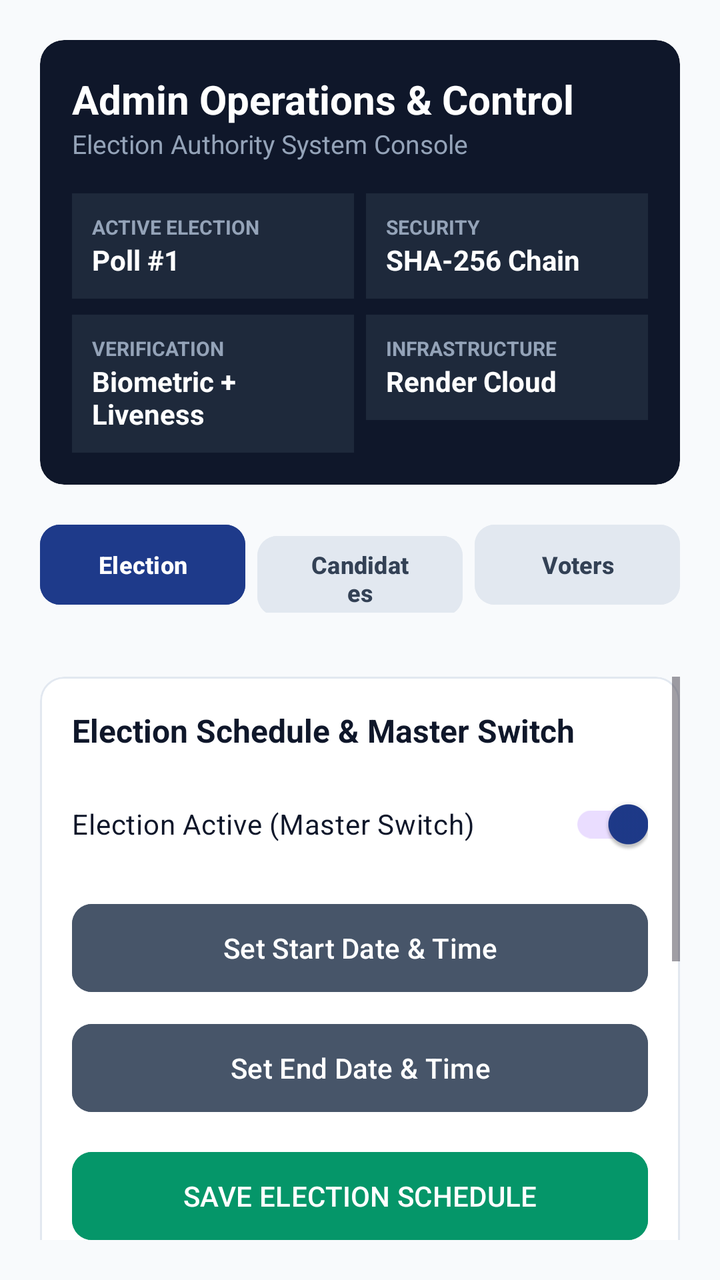
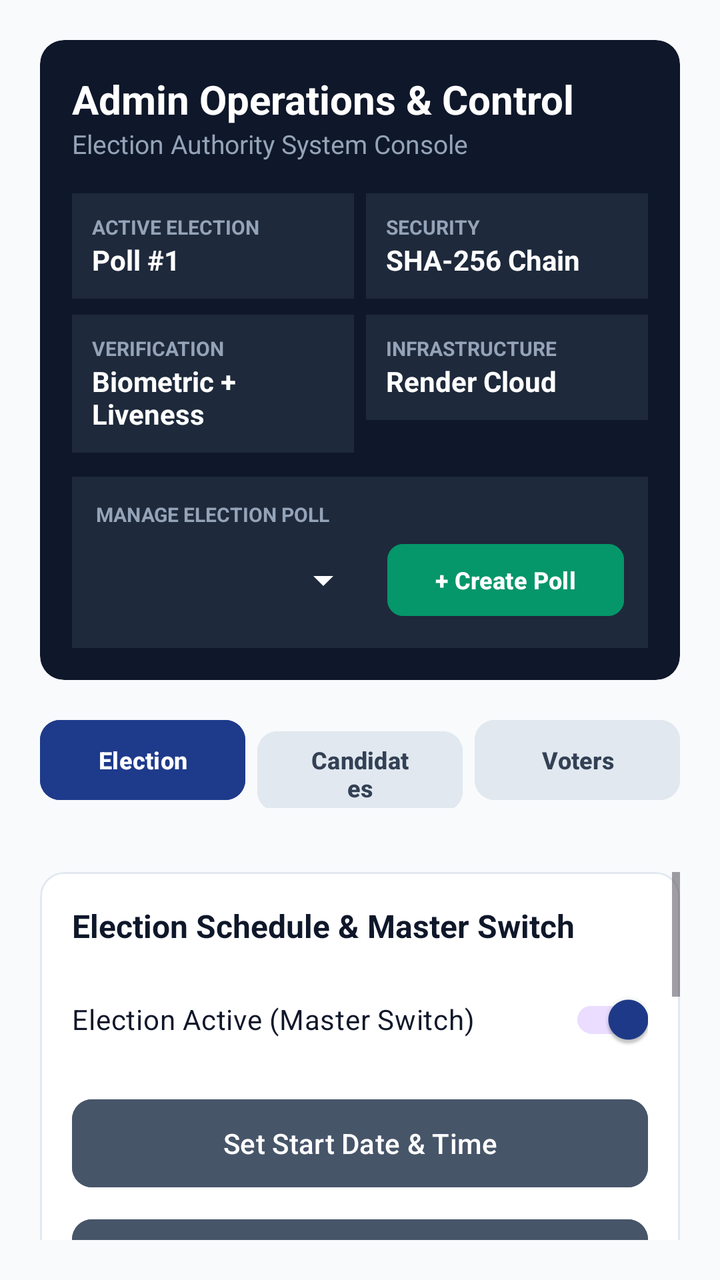

An Android layout rendered at two revisions. The XML below is the earlier revision; the diff shows what the commit changed to produce the second picture.
<!-- AndroidManifest.xml: application theme Theme.SecureVotingApp -->
<!-- res/layout/activity_admin_dashboard.xml -->
<?xml version="1.0" encoding="utf-8"?>
<LinearLayout xmlns:android="http://schemas.android.com/apk/res/android"
    xmlns:app="http://schemas.android.com/apk/res-auto"
    android:layout_width="match_parent"
    android:layout_height="match_parent"
    android:orientation="vertical"
    android:fitsSystemWindows="true"
    android:background="@color/bg_slate"
    android:padding="20dp">

    
    <com.google.android.material.card.MaterialCardView
        android:layout_width="match_parent"
        android:layout_height="wrap_content"
        android:layout_marginBottom="16dp"
        app:cardBackgroundColor="@color/admin_header"
        app:cardCornerRadius="12dp"
        app:cardElevation="0dp"
        app:strokeWidth="0dp">

        <LinearLayout
            android:layout_width="match_parent"
            android:layout_height="wrap_content"
            android:orientation="vertical"
            android:padding="16dp">

            <TextView
                android:layout_width="match_parent"
                android:layout_height="wrap_content"
                android:text="Admin Operations &amp; Control"
                android:textColor="@color/white"
                android:textSize="20sp"
                android:textStyle="bold"/>

            <TextView
                android:layout_width="match_parent"
                android:layout_height="wrap_content"
                android:text="Election Authority System Console"
                android:textColor="#94A3B8"
                android:textSize="13sp"
                android:layout_marginBottom="16dp"/>

            
            <LinearLayout
                android:layout_width="match_parent"
                android:layout_height="wrap_content"
                android:orientation="vertical">

                <LinearLayout
                    android:layout_width="match_parent"
                    android:layout_height="wrap_content"
                    android:orientation="horizontal"
                    android:layout_marginBottom="8dp">

                    <LinearLayout
                        android:layout_width="0dp"
                        android:layout_height="wrap_content"
                        android:layout_weight="1"
                        android:orientation="vertical"
                        android:background="#1E293B"
                        android:padding="10dp"
                        android:layout_marginEnd="6dp">

                        <TextView
                            android:layout_width="wrap_content"
                            android:layout_height="wrap_content"
                            android:text="ACTIVE ELECTION"
                            android:textColor="#94A3B8"
                            android:textSize="10sp"
                            android:textStyle="bold" />

                        <TextView
                            android:layout_width="wrap_content"
                            android:layout_height="wrap_content"
                            android:text="Poll #1"
                            android:textColor="@color/white"
                            android:textSize="14sp"
                            android:textStyle="bold" />
                    </LinearLayout>

                    <LinearLayout
                        android:layout_width="0dp"
                        android:layout_height="wrap_content"
                        android:layout_weight="1"
                        android:orientation="vertical"
                        android:background="#1E293B"
                        android:padding="10dp">

                        <TextView
                            android:layout_width="wrap_content"
                            android:layout_height="wrap_content"
                            android:text="SECURITY"
                            android:textColor="#94A3B8"
                            android:textSize="10sp"
                            android:textStyle="bold" />

                        <TextView
                            android:layout_width="wrap_content"
                            android:layout_height="wrap_content"
                            android:text="SHA-256 Chain"
                            android:textColor="@color/white"
                            android:textSize="14sp"
                            android:textStyle="bold" />
                    </LinearLayout>
                </LinearLayout>

                <LinearLayout
                    android:layout_width="match_parent"
                    android:layout_height="wrap_content"
                    android:orientation="horizontal">

                    <LinearLayout
                        android:layout_width="0dp"
                        android:layout_height="wrap_content"
                        android:layout_weight="1"
                        android:orientation="vertical"
                        android:background="#1E293B"
                        android:padding="10dp"
                        android:layout_marginEnd="6dp">

                        <TextView
                            android:layout_width="wrap_content"
                            android:layout_height="wrap_content"
                            android:text="VERIFICATION"
                            android:textColor="#94A3B8"
                            android:textSize="10sp"
                            android:textStyle="bold" />

                        <TextView
                            android:layout_width="wrap_content"
                            android:layout_height="wrap_content"
                            android:text="Biometric + Liveness"
                            android:textColor="@color/white"
                            android:textSize="14sp"
                            android:textStyle="bold" />
                    </LinearLayout>

                    <LinearLayout
                        android:layout_width="0dp"
                        android:layout_height="wrap_content"
                        android:layout_weight="1"
                        android:orientation="vertical"
                        android:background="#1E293B"
                        android:padding="10dp">

                        <TextView
                            android:layout_width="wrap_content"
                            android:layout_height="wrap_content"
                            android:text="INFRASTRUCTURE"
                            android:textColor="#94A3B8"
                            android:textSize="10sp"
                            android:textStyle="bold" />

                        <TextView
                            android:layout_width="wrap_content"
                            android:layout_height="wrap_content"
                            android:text="Render Cloud"
                            android:textColor="@color/white"
                            android:textSize="14sp"
                            android:textStyle="bold" />
                    </LinearLayout>
                </LinearLayout>
            </LinearLayout>

        </LinearLayout>
    </com.google.android.material.card.MaterialCardView>

    
    <LinearLayout
        android:layout_width="match_parent"
        android:layout_height="wrap_content"
        android:orientation="horizontal"
        android:layout_marginBottom="16dp">

        <com.google.android.material.button.MaterialButton
            android:id="@+id/tabElectionBtn"
            android:layout_width="0dp"
            android:layout_height="48dp"
            android:layout_weight="1"
            android:text="Election"
            android:textSize="12sp"
            android:textStyle="bold"
            android:backgroundTint="#1E3A8A"
            android:textColor="#FFFFFF"
            android:layout_marginEnd="6dp"
            app:cornerRadius="10dp"/>

        <com.google.android.material.button.MaterialButton
            android:id="@+id/tabCandidatesBtn"
            android:layout_width="0dp"
            android:layout_height="48dp"
            android:layout_weight="1"
            android:text="Candidates"
            android:textSize="12sp"
            android:textStyle="bold"
            android:backgroundTint="#E2E8F0"
            android:textColor="#334155"
            android:layout_marginEnd="6dp"
            app:cornerRadius="10dp"/>

        <com.google.android.material.button.MaterialButton
            android:id="@+id/tabVotersBtn"
            android:layout_width="0dp"
            android:layout_height="48dp"
            android:layout_weight="1"
            android:text="Voters"
            android:textSize="12sp"
            android:textStyle="bold"
            android:backgroundTint="#E2E8F0"
            android:textColor="#334155"
            app:cornerRadius="10dp"/>
    </LinearLayout>

    <ScrollView
        android:layout_width="match_parent"
        android:layout_height="0dp"
        android:layout_weight="1"
        android:fillViewport="true"
        android:paddingTop="16dp"
        android:clipToPadding="false">

        <LinearLayout
            android:layout_width="match_parent"
            android:layout_height="wrap_content"
            android:orientation="vertical">

            
            <com.google.android.material.card.MaterialCardView
                android:id="@+id/sectionElection"
                android:layout_width="match_parent"
                android:layout_height="wrap_content"
                android:visibility="visible"
                android:layout_marginBottom="16dp"
                app:cardBackgroundColor="@color/card_surface"
                app:cardCornerRadius="12dp"
                app:cardElevation="0dp"
                app:strokeColor="@color/border_stroke"
                app:strokeWidth="1dp">

                <LinearLayout
                    android:layout_width="match_parent"
                    android:layout_height="wrap_content"
                    android:orientation="vertical"
                    android:padding="16dp">

                    <TextView
                        android:layout_width="match_parent"
                        android:layout_height="wrap_content"
                        android:text="Election Schedule &amp; Master Switch"
                        android:textColor="@color/text_primary"
                        android:textSize="16sp"
                        android:textStyle="bold"
                        android:layout_marginBottom="12dp" />

                    <androidx.appcompat.widget.SwitchCompat
                        android:id="@+id/electionActiveSwitch"
                        android:layout_width="match_parent"
                        android:layout_height="wrap_content"
                        android:text="Election Active (Master Switch)"
                        android:textColor="@color/text_primary"
                        android:checked="true"
                        android:layout_marginBottom="12dp" />

                    <com.google.android.material.button.MaterialButton
                        android:id="@+id/pickStartTimeBtn"
                        android:layout_width="match_parent"
                        android:layout_height="52dp"
                        android:text="Set Start Date &amp; Time"
                        android:backgroundTint="#475569"
                        android:textColor="@color/white"
                        android:layout_marginBottom="8dp"
                        app:cornerRadius="10dp" />

                    <com.google.android.material.button.MaterialButton
                        android:id="@+id/pickEndTimeBtn"
                        android:layout_width="match_parent"
                        android:layout_height="52dp"
                        android:text="Set End Date &amp; Time"
                        android:backgroundTint="#475569"
                        android:textColor="@color/white"
                        android:layout_marginBottom="12dp"
                        app:cornerRadius="10dp" />

                    <com.google.android.material.button.MaterialButton
                        android:id="@+id/saveScheduleBtn"
                        android:layout_width="match_parent"
                        android:layout_height="52dp"
                        android:text="SAVE ELECTION SCHEDULE"
                        android:backgroundTint="@color/emerald_success"
                        android:textColor="@color/white"
                        android:layout_marginBottom="12dp"
                        app:cornerRadius="10dp" />

                    <com.google.android.material.button.MaterialButton
                        android:id="@+id/verifyChainBtn"
                        android:layout_width="match_parent"
                        android:layout_height="52dp"
                        android:text="VERIFY CHAIN INTEGRITY"
                        android:backgroundTint="@color/primary_navy"
                        android:textColor="@color/white"
                        android:layout_marginBottom="12dp"
                        app:cornerRadius="10dp" />

                    <com.google.android.material.button.MaterialButton
                        android:id="@+id/auditLogsBtn"
                        style="@style/Widget.MaterialComponents.Button.OutlinedButton"
                        android:layout_width="match_parent"
                        android:layout_height="52dp"
                        android:text="VIEW AUDIT LOGS"
                        android:textSize="14sp"
                        android:textStyle="bold"
                        android:textColor="@color/primary_navy"
                        app:strokeColor="@color/primary_navy"
                        app:strokeWidth="1dp"
                        app:cornerRadius="10dp"
                        android:layout_marginBottom="12dp" />

                    <com.google.android.material.button.MaterialButton
                        android:id="@+id/exportReportBtn"
                        style="@style/Widget.MaterialComponents.Button.OutlinedButton"
                        android:layout_width="match_parent"
                        android:layout_height="52dp"
                        android:text="EXPORT OFFICIAL REPORT (CSV)"
                        android:textSize="14sp"
                        android:textStyle="bold"
                        android:textColor="@color/primary_navy"
                        app:strokeColor="@color/primary_navy"
                        app:strokeWidth="1dp"
                        app:cornerRadius="10dp"
                        android:layout_marginBottom="12dp" />

                    <com.google.android.material.button.MaterialButton
                        android:id="@+id/adminLogoutBtn"
                        android:layout_width="match_parent"
                        android:layout_height="52dp"
                        android:text="LOGOUT"
                        android:backgroundTint="@color/danger_red"
                        android:textColor="@color/white"
                        android:textStyle="bold"
                        app:cornerRadius="10dp" />
                </LinearLayout>
            </com.google.android.material.card.MaterialCardView>

            
            <com.google.android.material.card.MaterialCardView
                android:id="@+id/sectionCandidates"
                android:layout_width="match_parent"
                android:layout_height="wrap_content"
                android:visibility="gone"
                android:layout_marginBottom="16dp"
                app:cardBackgroundColor="@color/card_surface"
                app:cardCornerRadius="12dp"
                app:cardElevation="0dp"
                app:strokeColor="@color/border_stroke"
                app:strokeWidth="1dp">

                <LinearLayout
                    android:layout_width="match_parent"
                    android:layout_height="wrap_content"
                    android:orientation="vertical"
                    android:padding="16dp">

                    <TextView
                        android:layout_width="match_parent"
                        android:layout_height="wrap_content"
                        android:text="Add Candidate"
                        android:textColor="@color/text_primary"
                        android:textSize="16sp"
                        android:textStyle="bold"
                        android:layout_marginBottom="12dp" />

                    <com.google.android.material.textfield.TextInputLayout
                        style="@style/Widget.MaterialComponents.TextInputLayout.OutlinedBox"
                        android:layout_width="match_parent"
                        android:layout_height="wrap_content"
                        android:layout_marginBottom="8dp"
                        android:hint="Enter Candidate Name"
                        android:textColorHint="#475569"
                        app:boxCornerRadiusTopStart="10dp"
                        app:boxCornerRadiusTopEnd="10dp"
                        app:boxCornerRadiusBottomStart="10dp"
                        app:boxCornerRadiusBottomEnd="10dp"
                        app:boxStrokeColor="#1E3A8A"
                        app:hintTextColor="#1E3A8A">

                        <com.google.android.material.textfield.TextInputEditText
                            android:id="@+id/candidateNameInput"
                            android:layout_width="match_parent"
                            android:layout_height="wrap_content"
                            android:textColor="#0F172A"
                            android:inputType="textPersonName"
                            android:textSize="14sp"/>
                    </com.google.android.material.textfield.TextInputLayout>

                    <com.google.android.material.textfield.TextInputLayout
                        style="@style/Widget.MaterialComponents.TextInputLayout.OutlinedBox"
                        android:layout_width="match_parent"
                        android:layout_height="wrap_content"
                        android:layout_marginBottom="12dp"
                        android:hint="Party / Subtitle (e.g. Independent)"
                        android:textColorHint="#475569"
                        app:boxCornerRadiusTopStart="10dp"
                        app:boxCornerRadiusTopEnd="10dp"
                        app:boxCornerRadiusBottomStart="10dp"
                        app:boxCornerRadiusBottomEnd="10dp"
                        app:boxStrokeColor="#1E3A8A"
                        app:hintTextColor="#1E3A8A">

                        <com.google.android.material.textfield.TextInputEditText
                            android:id="@+id/candidatePartyInput"
                            android:layout_width="match_parent"
                            android:layout_height="wrap_content"
                            android:textColor="#0F172A"
                            android:inputType="text"
                            android:textSize="14sp" />
                    </com.google.android.material.textfield.TextInputLayout>

                    <LinearLayout
                        android:layout_width="match_parent"
                        android:layout_height="wrap_content"
                        android:orientation="horizontal"
                        android:gravity="center_vertical"
                        android:layout_marginBottom="12dp">

                        <ImageView
                            android:id="@+id/candidatePhotoPreview"
                            android:layout_width="48dp"
                            android:layout_height="48dp"
                            android:src="@android:drawable/ic_menu_myplaces"
                            android:contentDescription="Candidate Photo Preview"
                            android:layout_marginEnd="12dp" />

                        <com.google.android.material.button.MaterialButton
                            android:id="@+id/pickPhotoBtn"
                            android:layout_width="0dp"
                            android:layout_height="48dp"
                            android:layout_weight="1"
                            android:text="Choose Profile Photo"
                            android:backgroundTint="#475569"
                            android:textColor="@color/white"
                            app:cornerRadius="10dp"/>
                    </LinearLayout>

                    <com.google.android.material.button.MaterialButton
                        android:id="@+id/addCandidateButton"
                        android:layout_width="match_parent"
                        android:layout_height="52dp"
                        android:text="ADD CANDIDATE"
                        android:backgroundTint="@color/primary_navy"
                        android:textColor="@color/white"
                        android:textStyle="bold"
                        android:textSize="15sp"
                        android:layout_marginBottom="20dp"
                        app:cornerRadius="10dp"/>

                    <TextView
                        android:layout_width="wrap_content"
                        android:layout_height="wrap_content"
                        android:text="Manage Candidates"
                        android:textColor="@color/text_primary"
                        android:textSize="16sp"
                        android:textStyle="bold"
                        android:layout_marginTop="8dp"
                        android:paddingTop="4dp"
                        android:layout_marginBottom="12dp" />

                    <LinearLayout
                        android:id="@+id/candidatesContainer"
                        android:layout_width="match_parent"
                        android:layout_height="wrap_content"
                        android:orientation="vertical"
                        android:visibility="visible" />
                </LinearLayout>
            </com.google.android.material.card.MaterialCardView>

            
            <com.google.android.material.card.MaterialCardView
                android:id="@+id/sectionVoters"
                android:layout_width="match_parent"
                android:layout_height="wrap_content"
                android:visibility="gone"
                android:layout_marginBottom="16dp"
                app:cardBackgroundColor="@color/card_surface"
                app:cardCornerRadius="12dp"
                app:cardElevation="0dp"
                app:strokeColor="@color/border_stroke"
                app:strokeWidth="1dp">

                <LinearLayout
                    android:layout_width="match_parent"
                    android:layout_height="wrap_content"
                    android:orientation="vertical"
                    android:padding="16dp">

                    <TextView
                        android:layout_width="wrap_content"
                        android:layout_height="wrap_content"
                        android:text="Registered Voters"
                        android:textColor="@color/text_primary"
                        android:textSize="16sp"
                        android:textStyle="bold"
                        android:layout_marginBottom="12dp" />

                    <LinearLayout
                        android:id="@+id/votersContainer"
                        android:layout_width="match_parent"
                        android:layout_height="wrap_content"
                        android:orientation="vertical" />
                </LinearLayout>
            </com.google.android.material.card.MaterialCardView>

        </LinearLayout>
    </ScrollView>
</LinearLayout>
<!-- resources referenced by this layout -->
<resources>
  <color name="admin_header">#0F172A</color>
  <color name="bg_slate">#F8FAFC</color>
  <color name="border_stroke">#E2E8F0</color>
  <color name="card_surface">#FFFFFF</color>
  <color name="danger_red">#DC2626</color>
  <color name="emerald_success">#059669</color>
  <color name="primary_navy">#1E3A8A</color>
  <color name="text_primary">#0F172A</color>
  <color name="white">#FFFFFFFF</color>
  <style name="Theme.SecureVotingApp" parent="Base.Theme.SecureVotingApp" />
  <style name="Base.Theme.SecureVotingApp" parent="Theme.Material3.DayNight.NoActionBar">
          
          <item name="android:statusBarColor">#F8FAFC</item>
          <item name="android:windowLightStatusBar">true</item>
          <item name="colorPrimary">@color/primary_navy</item>
          <item name="colorSecondary">@color/admin_header</item>
          <item name="android:windowBackground">@color/bg_slate</item>
      </style>
</resources>

<!-- the commit's change to res/layout/activity_admin_dashboard.xml (unified diff, before → after) -->
@@ -70,6 +70,7 @@
                             android:textStyle="bold" />
 
                         <TextView
+                            android:id="@+id/activeElectionStatText"
                             android:layout_width="wrap_content"
                             android:layout_height="wrap_content"
                             android:text="Poll #1"
@@ -159,6 +160,54 @@
                             android:textSize="14sp"
                             android:textStyle="bold" />
                     </LinearLayout>
+                </LinearLayout>
+            </LinearLayout>
+
+            
+            <LinearLayout
+                android:layout_width="match_parent"
+                android:layout_height="wrap_content"
+                android:orientation="vertical"
+                android:background="#1E293B"
+                android:padding="12dp"
+                android:layout_marginTop="12dp">
+
+                <TextView
+                    android:layout_width="wrap_content"
+                    android:layout_height="wrap_content"
+                    android:text="MANAGE ELECTION POLL"
+                    android:textColor="#94A3B8"
+                    android:textSize="10sp"
+                    android:textStyle="bold"
+                    android:layout_marginBottom="4dp" />
+
+                <LinearLayout
+                    android:layout_width="match_parent"
+                    android:layout_height="wrap_content"
+                    android:orientation="horizontal"
+                    android:gravity="center_vertical">
+
+                    <Spinner
+                        android:id="@+id/adminPollSelectorSpinner"
+                        android:layout_width="0dp"
+                        android:layout_height="44dp"
+                        android:layout_weight="1"
+                        android:layout_marginEnd="8dp"
+                        android:backgroundTint="#FFFFFF"
+                        android:popupBackground="#FFFFFF"
+                        android:paddingStart="8dp"
+                        android:paddingEnd="8dp" />
+
+                    <com.google.android.material.button.MaterialButton
+                        android:id="@+id/createPollBtn"
+                        android:layout_width="wrap_content"
+                        android:layout_height="44dp"
+                        android:text="+ Create Poll"
+                        android:textSize="12sp"
+                        android:textStyle="bold"
+                        android:backgroundTint="@color/emerald_success"
+                        android:textColor="@color/white"
+                        app:cornerRadius="8dp" />
                 </LinearLayout>
             </LinearLayout>
 
